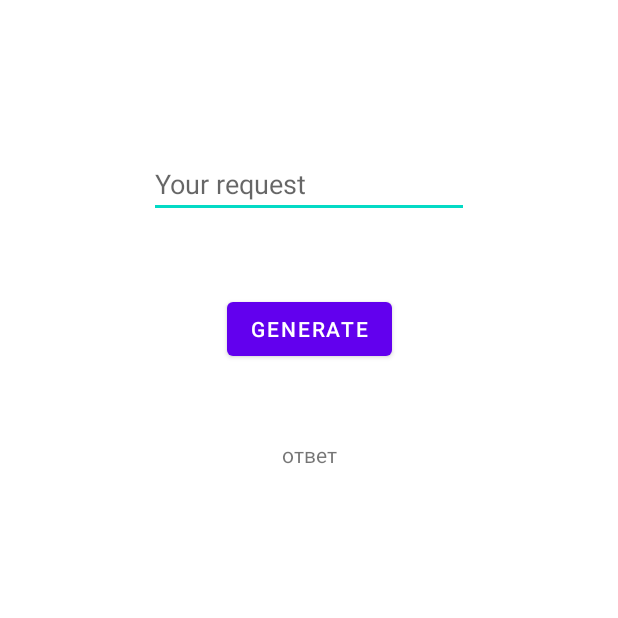
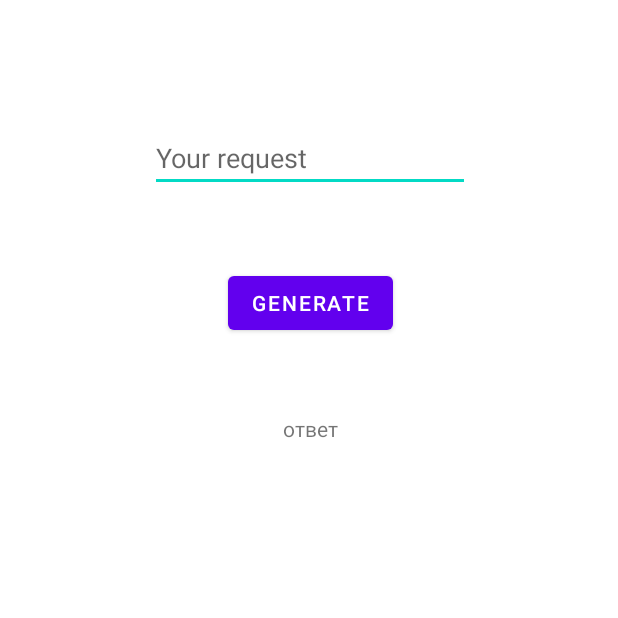
Before and after one commit to summerbreeze11/Shift-Recipes, an Android app: the fragment CreateRecFragment shown on its own in the app's theme, on a phone screen of 412 x 824 dp, the top half of it. Run offline under Robolectric (Android 15) with nearby library versions, the phone set to English and light mode, and no system bars.

Commit message:
почти удалось

```diff
--- a/app/src/main/res/layout/frag_create_rec.xml
+++ b/app/src/main/res/layout/frag_create_rec.xml
@@ -10,14 +10,16 @@
         android:layout_width="wrap_content"
         android:layout_height="wrap_content"
         android:layout_marginStart="100dp"
-        android:layout_marginTop="100dp"
         android:layout_marginEnd="100dp"
         android:ems="10"
         android:hint="@string/hint_request"
         android:inputType="textPersonName"
+        app:layout_constraintBottom_toBottomOf="parent"
         app:layout_constraintEnd_toEndOf="parent"
+        app:layout_constraintHorizontal_bias="0.0"
         app:layout_constraintStart_toStartOf="parent"
-        app:layout_constraintTop_toTopOf="parent" />
+        app:layout_constraintTop_toTopOf="parent"
+        app:layout_constraintVertical_bias="0.106" />
 
     <TextView
         android:id="@+id/tvAnswer"
@@ -39,4 +41,5 @@
         app:layout_constraintEnd_toEndOf="@+id/edRequestText"
         app:layout_constraintStart_toStartOf="@+id/edRequestText"
         app:layout_constraintTop_toBottomOf="@+id/edRequestText" />
+
 </androidx.constraintlayout.widget.ConstraintLayout>
```
Also changed, not shown: app/src/main/java/com/summerbreeze11/shift_summer/model/MainActivity.kt (+53 -16 lines).
